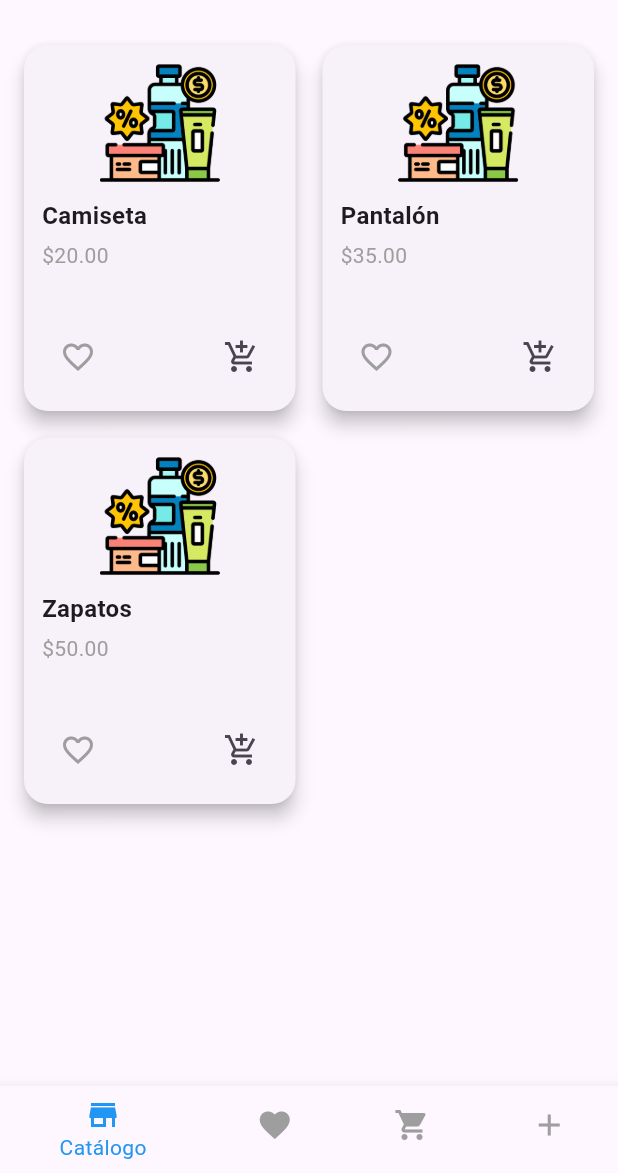
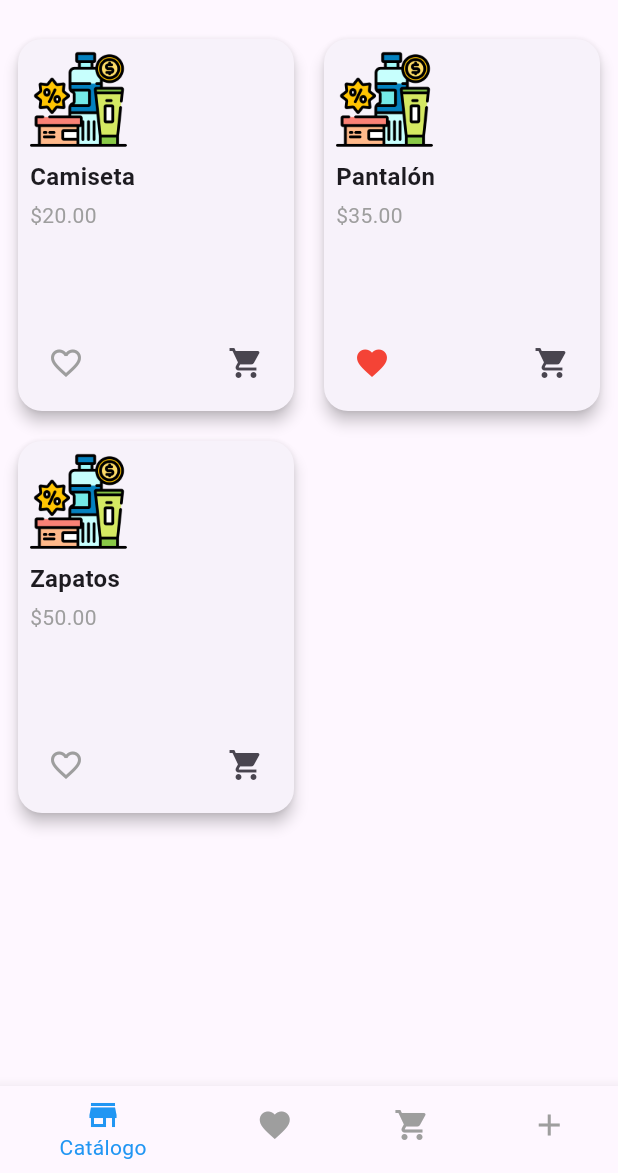
Before and after one commit to Jorge002pad/TiendaApk, a Flutter app: the HomePage screen opened directly, on a phone screen of 412 x 824 dp, the part 63-1236 px from its top. Run offline on Flutter 3.47's test engine with Material 3 defaults, Android fonts, the phone set to English and light mode, and no system bars.

Commit message:
ajuate en las cards

```diff
--- a/ventas/lib/pages/catalog_page.dart
+++ b/ventas/lib/pages/catalog_page.dart
@@ -1,62 +1,56 @@
 import 'package:flutter/material.dart';
 import '../models/product.dart';
-import 'product_detail.dart';
 
 class CatalogPage extends StatelessWidget {
   final List<Product> products;
-  final List<Product> favorites;
   final Function(Product) onFavoriteToggle;
   final Function(Product) onAddToCart;
+  final List<Product> favorites;
 
   const CatalogPage({
     super.key,
     required this.products,
-    required this.favorites,
     required this.onFavoriteToggle,
     required this.onAddToCart,
+    required this.favorites,
   });
 
   @override
   Widget build(BuildContext context) {
-    return GridView.builder(
-      padding: const EdgeInsets.all(12),
+    return Padding(
+      padding: const EdgeInsets.all(8.0),
+      child: GridView.builder(
+        // Número de productos
+        itemCount: products.length,
+
+        // Cómo se verá cada card
         gridDelegate: const SliverGridDelegateWithFixedCrossAxisCount(
-        crossAxisCount: 2, // 2 columnas
-        childAspectRatio: 3 / 4, // Alto relativo al ancho
-        crossAxisSpacing: 10,
-        mainAxisSpacing: 10,
+          crossAxisCount: 2, // ← Número de columnas (cámbialo a 1 o 3 si quieres)
+          childAspectRatio: 3 / 4, // ← Proporción ancho/alto (ajústalo libremente)
+          crossAxisSpacing: 12, // ← Espacio horizontal entre cards
+          mainAxisSpacing: 12, // ← Espacio vertical entre cards
         ),
-      itemCount: products.length,
+
         itemBuilder: (context, index) {
           final product = products[index];
-        final isFav = favorites.contains(product);
 
-        return GestureDetector(
-          onTap: () {
-            Navigator.push(
-              context,
-              MaterialPageRoute(
-                builder: (_) => ProductDetailPage(product: product),
-              ),
-            );
-          },
-          child: Card(
+          return Card(
+            elevation: 4,
             shape: RoundedRectangleBorder(
               borderRadius: BorderRadius.circular(16),
             ),
-            elevation: 5,
             child: Padding(
-              padding: const EdgeInsets.all(12),
+              padding: const EdgeInsets.all(8.0),
               child: Column(
                 crossAxisAlignment: CrossAxisAlignment.start,
                 children: [
-                  Center(
+                  Expanded(
                     child: Image.asset(
                       product.imagePath,
-                      height: 80,
+                      fit: BoxFit.contain,
                     ),
                   ),
-                  const SizedBox(height: 10),
+                  const SizedBox(height: 8),
                   Text(
                     product.name,
                     style: const TextStyle(
@@ -64,10 +58,13 @@ class CatalogPage extends StatelessWidget {
                       fontSize: 16,
                     ),
                   ),
-                  const SizedBox(height: 5),
+                  const SizedBox(height: 4),
                   Text(
                     '\$${product.price.toStringAsFixed(2)}',
-                    style: const TextStyle(fontSize: 14, color: Colors.grey),
+                    style: const TextStyle(
+                      color: Colors.grey,
+                      fontSize: 14,
+                    ),
                   ),
                   const Spacer(),
                   Row(
@@ -75,23 +72,23 @@ class CatalogPage extends StatelessWidget {
                     children: [
                       IconButton(
                         icon: Icon(
-                          isFav ? Icons.favorite : Icons.favorite_border,
-                          color: isFav ? Colors.red : Colors.grey,
+                          product.isFavorite ? Icons.favorite : Icons.favorite_border,
+                          color: product.isFavorite ? Colors.red : Colors.grey,
                         ),
                         onPressed: () => onFavoriteToggle(product),
                       ),
                       IconButton(
-                        icon: const Icon(Icons.add_shopping_cart),
+                        icon: const Icon(Icons.shopping_cart),
                         onPressed: () => onAddToCart(product),
                       ),
                     ],
-                  )
+                  ),
                 ],
-              ),
               ),
             ),
           );
         },
+      ),
     );
   }
 }
```
Lines whose indentation alone changed are shown as unchanged.
